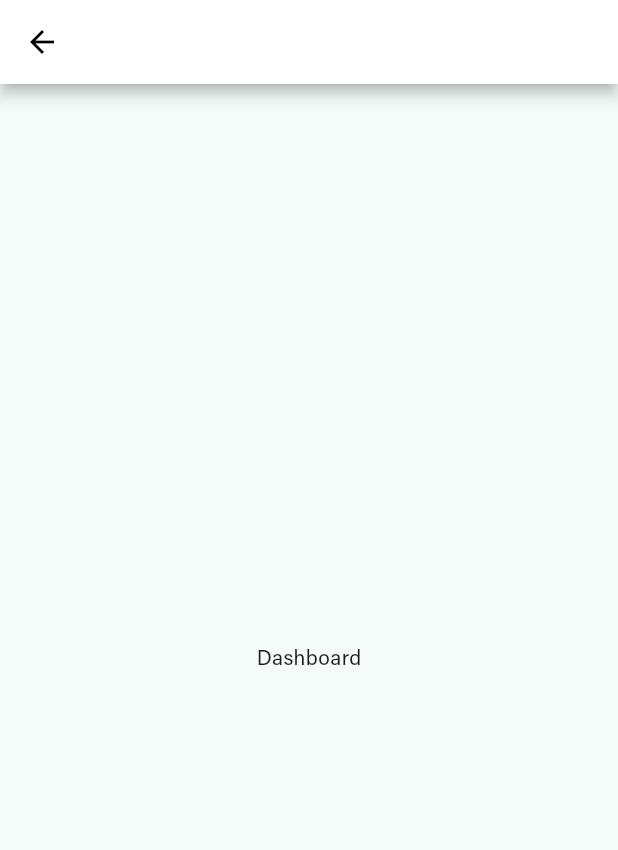
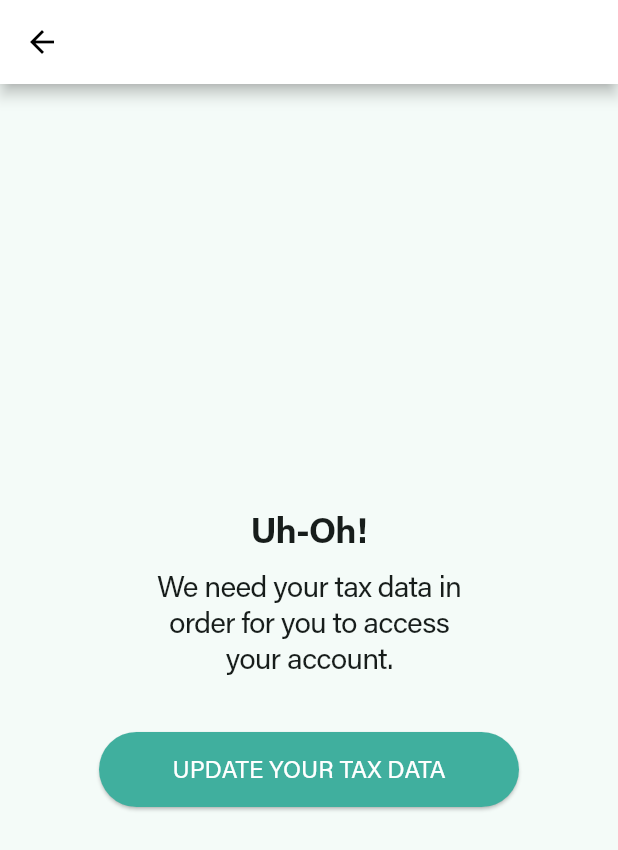
Before and after one commit to matiasespina1991/expatrio-challenge, a Flutter app: the DashboardScreen screen opened directly, on a phone screen of 412 x 824 dp. Shown: the top 850 px of the screen. Run offline on Flutter 3.47's test engine with Material 3 defaults, Android fonts, the phone set to English and light mode, and no system bars; our stand-ins replace flutter_secure_storage; accounts and stored records are empty.

Commit message:
Adding dashboard text and content

```diff
--- a/lib/screens/dashboard_screen.dart
+++ b/lib/screens/dashboard_screen.dart
@@ -1,6 +1,7 @@
 import 'package:flutter/material.dart';
 
 import '../services/authentication_service.dart';
+import '../theme/expatrio_theme.dart';
 
 class DashboardScreen extends StatefulWidget {
   const DashboardScreen({
@@ -25,14 +26,38 @@ class _DashboardScreenState extends State<DashboardScreen> {
           },
         ),
       ),
-      body: const Center(
-        child: Column(
-          mainAxisAlignment: MainAxisAlignment.center,
-          children: <Widget>[
-            Text(
-              'Dashboard',
-            ),
-          ],
+      body: Center(
+        child: SizedBox(
+          width: 280,
+          child: Column(
+            mainAxisAlignment: MainAxisAlignment.center,
+            children: <Widget>[
+              const Text(
+                'Uh-Oh!',
+                style: TextStyle(
+                  fontSize: 24,
+                  fontWeight: FontWeight.bold,
+                ),
+              ),
+              const SizedBox(height: 10),
+              SizedBox(
+                width: 220,
+                child: Text(
+                  'We need your tax data in order for you to access your account.',
+                  textAlign: TextAlign.center,
+                  style: ExpatrioTheme.themeData.textTheme.bodyMedium,
+                ),
+              ),
+              const SizedBox(height: 35),
+              ElevatedButton(
+                style: ElevatedButton.styleFrom(
+                  minimumSize: const Size(double.infinity, 50),
+                ),
+                onPressed: () {},
+                child: const Text('UPDATE YOUR TAX DATA'),
+              ),
+            ],
+          ),
         ),
       ),
     );
--- a/lib/theme/expatrio_theme.dart
+++ b/lib/theme/expatrio_theme.dart
@@ -4,8 +4,12 @@ class ExpatrioTheme {
   static const Color primaryColor = Color(0xFF40AF9E);
   static const Color secondaryColor = Colors.white;
 
+  // height: 1.3,
+  // letterSpacing: -0.6,
+
   static ThemeData themeData = ThemeData(
     fontFamily: 'Acumin Pro',
+    textTheme: _textTheme,
     pageTransitionsTheme: PageTransitionsTheme(
       builders: {
         TargetPlatform.android: CustomPageTransitionBuilder(),
@@ -61,3 +65,21 @@ class CustomPageTransitionBuilder extends PageTransitionsBuilder {
     );
   }
 }
+
+const _textTheme = TextTheme(
+  displayLarge: TextStyle(height: 1.3, letterSpacing: -0.6),
+  displayMedium: TextStyle(height: 1.3, letterSpacing: -0.6),
+  displaySmall: TextStyle(height: 1.3, letterSpacing: -0.6),
+  headlineLarge: TextStyle(height: 1.3, letterSpacing: -0.6),
+  headlineMedium: TextStyle(height: 1.3, letterSpacing: -0.6),
+  headlineSmall: TextStyle(height: 1.3, letterSpacing: -0.6),
+  titleLarge: TextStyle(height: 1.3, letterSpacing: -0.6),
+  titleMedium: TextStyle(height: 1.3, letterSpacing: -0.6),
+  titleSmall: TextStyle(height: 1.3, letterSpacing: -0.6),
+  bodyLarge: TextStyle(height: 1.3, letterSpacing: -0.6),
+  bodyMedium: TextStyle(height: 1.2, letterSpacing: -0.6, fontSize: 20),
+  bodySmall: TextStyle(height: 1.3, letterSpacing: -0.6),
+  labelLarge: TextStyle(height: 1.3, letterSpacing: -0.6),
+  labelMedium: TextStyle(height: 1.3, letterSpacing: -0.6),
+  labelSmall: TextStyle(height: 1.3, letterSpacing: -0.6),
+);
```
